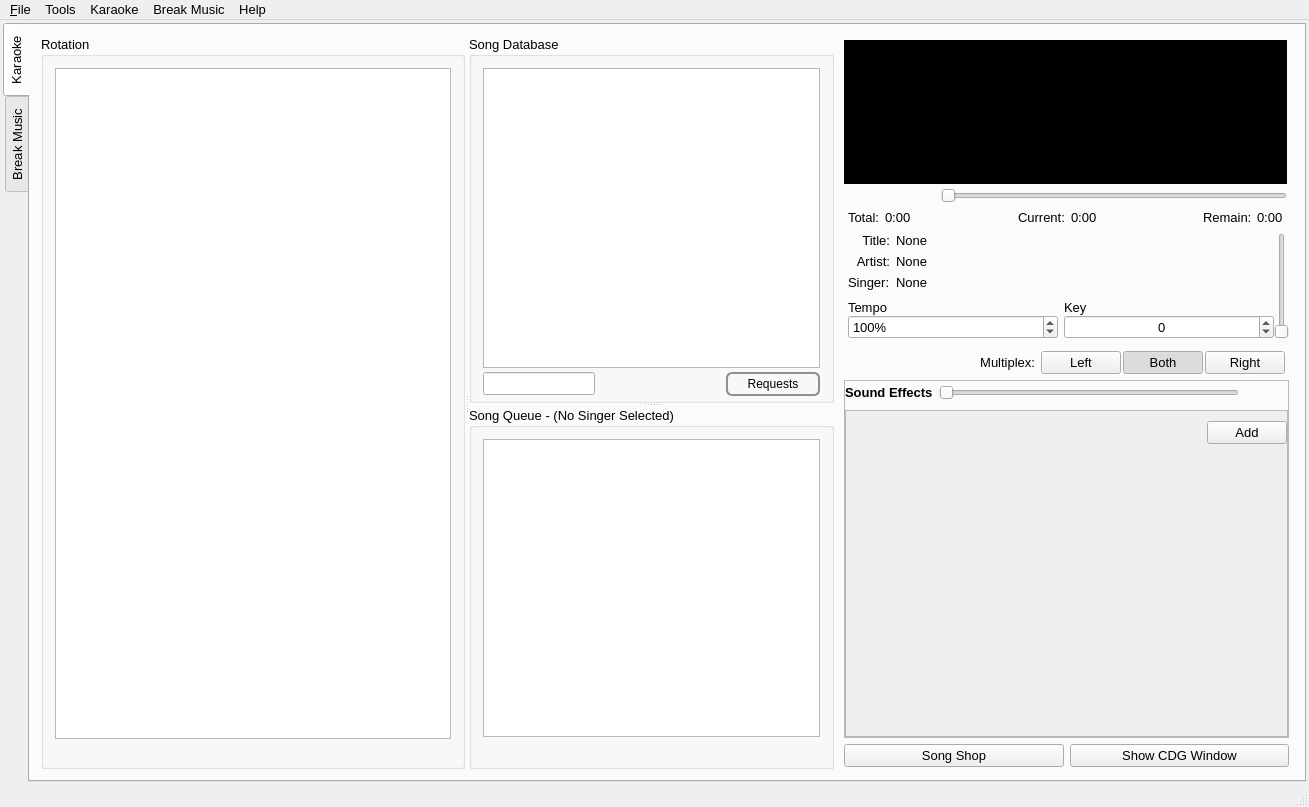
First picture: the form in OpenKJ/mainwindow.ui, repository OpenKJ/OpenKJ, before the edit.
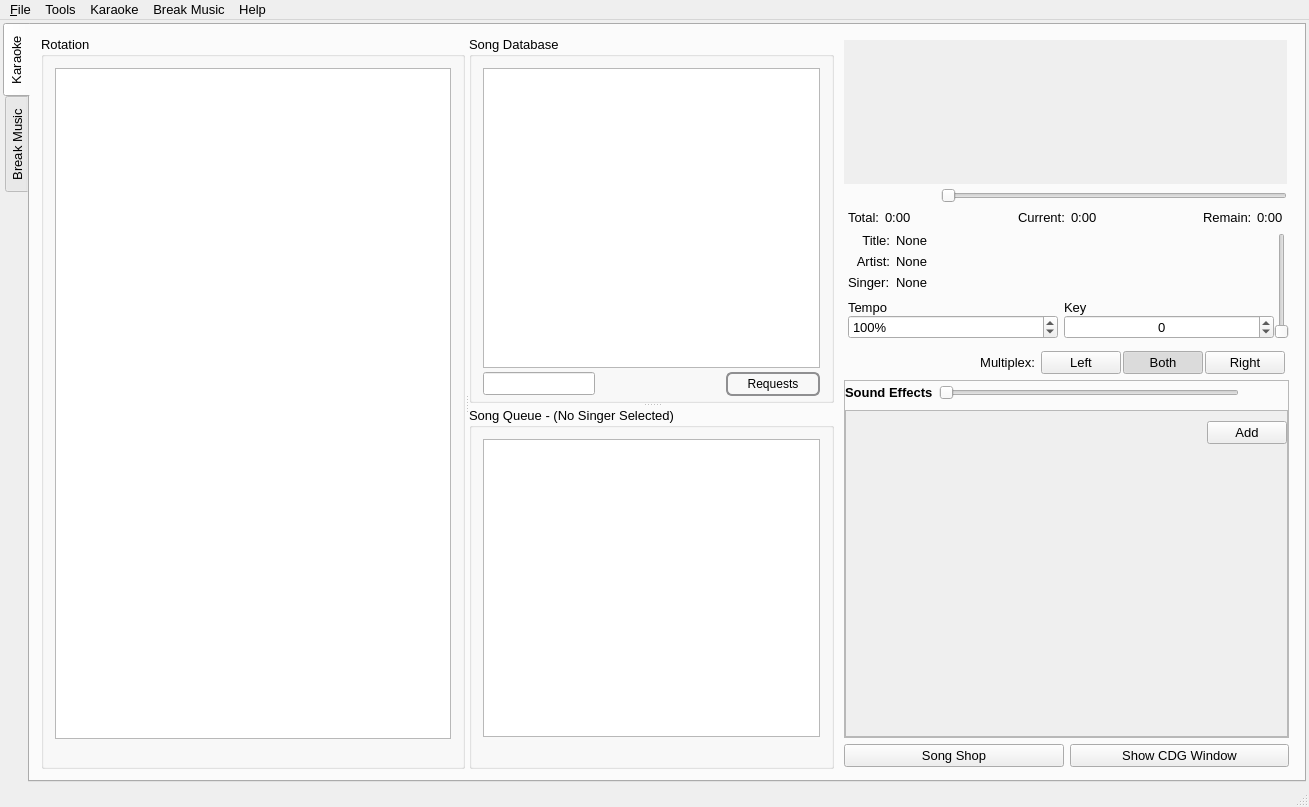
Second picture: the form after the edit. Icons and pictures are not drawn. Custom widgets are drawn as their Qt base class.

Commit message: Remove unsupported pallette definition in old Qt versions

```diff
--- a/OpenKJ/mainwindow.ui
+++ b/OpenKJ/mainwindow.ui
@@ -978,556 +978,6 @@
                   <height>144</height>
                  </size>
                 </property>
-                <property name="palette">
-                 <palette>
-                  <active>
-                   <colorrole role="WindowText">
-                    <brush brushstyle="SolidPattern">
-                     <color alpha="255">
-                      <red>0</red>
-                      <green>0</green>
-                      <blue>0</blue>
-                     </color>
-                    </brush>
-                   </colorrole>
-                   <colorrole role="Button">
-                    <brush brushstyle="SolidPattern">
-                     <color alpha="255">
-                      <red>0</red>
-                      <green>0</green>
-                      <blue>0</blue>
-                     </color>
-                    </brush>
-                   </colorrole>
-                   <colorrole role="Light">
-                    <brush brushstyle="SolidPattern">
-                     <color alpha="255">
-                      <red>0</red>
-                      <green>0</green>
-                      <blue>0</blue>
-                     </color>
-                    </brush>
-                   </colorrole>
-                   <colorrole role="Midlight">
-                    <brush brushstyle="SolidPattern">
-                     <color alpha="255">
-                      <red>0</red>
-                      <green>0</green>
-                      <blue>0</blue>
-                     </color>
-                    </brush>
-                   </colorrole>
-                   <colorrole role="Dark">
-                    <brush brushstyle="SolidPattern">
-                     <color alpha="255">
-                      <red>0</red>
-                      <green>0</green>
-                      <blue>0</blue>
-                     </color>
-                    </brush>
-                   </colorrole>
-                   <colorrole role="Mid">
-                    <brush brushstyle="SolidPattern">
-                     <color alpha="255">
-                      <red>0</red>
-                      <green>0</green>
-                      <blue>0</blue>
-                     </color>
-                    </brush>
-                   </colorrole>
-                   <colorrole role="Text">
-                    <brush brushstyle="SolidPattern">
-                     <color alpha="255">
-                      <red>0</red>
-                      <green>0</green>
-                      <blue>0</blue>
-                     </color>
-                    </brush>
-                   </colorrole>
-                   <colorrole role="BrightText">
-                    <brush brushstyle="SolidPattern">
-                     <color alpha="255">
-                      <red>0</red>
-                      <green>0</green>
-                      <blue>0</blue>
-                     </color>
-                    </brush>
-                   </colorrole>
-                   <colorrole role="ButtonText">
-                    <brush brushstyle="SolidPattern">
-                     <color alpha="255">
-                      <red>0</red>
-                      <green>0</green>
-                      <blue>0</blue>
-                     </color>
-                    </brush>
-                   </colorrole>
-                   <colorrole role="Base">
-                    <brush brushstyle="SolidPattern">
-                     <color alpha="255">
-                      <red>0</red>
-                      <green>0</green>
-                      <blue>0</blue>
-                     </color>
-                    </brush>
-                   </colorrole>
-                   <colorrole role="Window">
-                    <brush brushstyle="SolidPattern">
-                     <color alpha="255">
-                      <red>0</red>
-                      <green>0</green>
-                      <blue>0</blue>
-                     </color>
-                    </brush>
-                   </colorrole>
-                   <colorrole role="Shadow">
-                    <brush brushstyle="SolidPattern">
-                     <color alpha="255">
-                      <red>0</red>
-                      <green>0</green>
-                      <blue>0</blue>
-                     </color>
-                    </brush>
-                   </colorrole>
-                   <colorrole role="Highlight">
-                    <brush brushstyle="SolidPattern">
-                     <color alpha="255">
-                      <red>0</red>
-                      <green>0</green>
-                      <blue>0</blue>
-                     </color>
-                    </brush>
-                   </colorrole>
-                   <colorrole role="HighlightedText">
-                    <brush brushstyle="SolidPattern">
-                     <color alpha="255">
-                      <red>0</red>
-                      <green>0</green>
-                      <blue>0</blue>
-                     </color>
-                    </brush>
-                   </colorrole>
-                   <colorrole role="Link">
-                    <brush brushstyle="SolidPattern">
-                     <color alpha="255">
-                      <red>0</red>
-                      <green>0</green>
-                      <blue>0</blue>
-                     </color>
-                    </brush>
-                   </colorrole>
-                   <colorrole role="LinkVisited">
-                    <brush brushstyle="SolidPattern">
-                     <color alpha="255">
-                      <red>0</red>
-                      <green>0</green>
-                      <blue>0</blue>
-                     </color>
-                    </brush>
-                   </colorrole>
-                   <colorrole role="AlternateBase">
-                    <brush brushstyle="SolidPattern">
-                     <color alpha="255">
-                      <red>0</red>
-                      <green>0</green>
-                      <blue>0</blue>
-                     </color>
-                    </brush>
-                   </colorrole>
-                   <colorrole role="ToolTipBase">
-                    <brush brushstyle="SolidPattern">
-                     <color alpha="255">
-                      <red>0</red>
-                      <green>0</green>
-                      <blue>0</blue>
-                     </color>
-                    </brush>
-                   </colorrole>
-                   <colorrole role="ToolTipText">
-                    <brush brushstyle="SolidPattern">
-                     <color alpha="255">
-                      <red>0</red>
-                      <green>0</green>
-                      <blue>0</blue>
-                     </color>
-                    </brush>
-                   </colorrole>
-                   <colorrole role="PlaceholderText">
-                    <brush brushstyle="NoBrush">
-                     <color alpha="128">
-                      <red>0</red>
-                      <green>0</green>
-                      <blue>0</blue>
-                     </color>
-                    </brush>
-                   </colorrole>
-                  </active>
-                  <inactive>
-                   <colorrole role="WindowText">
-                    <brush brushstyle="SolidPattern">
-                     <color alpha="255">
-                      <red>0</red>
-                      <green>0</green>
-                      <blue>0</blue>
-                     </color>
-                    </brush>
-                   </colorrole>
-                   <colorrole role="Button">
-                    <brush brushstyle="SolidPattern">
-                     <color alpha="255">
-                      <red>0</red>
-                      <green>0</green>
-                      <blue>0</blue>
-                     </color>
-                    </brush>
-                   </colorrole>
-                   <colorrole role="Light">
-                    <brush brushstyle="SolidPattern">
-                     <color alpha="255">
-                      <red>0</red>
-                      <green>0</green>
-                      <blue>0</blue>
-                     </color>
-                    </brush>
-                   </colorrole>
-                   <colorrole role="Midlight">
-                    <brush brushstyle="SolidPattern">
-                     <color alpha="255">
-                      <red>0</red>
-                      <green>0</green>
-                      <blue>0</blue>
-                     </color>
-                    </brush>
-                   </colorrole>
-                   <colorrole role="Dark">
-                    <brush brushstyle="SolidPattern">
-                     <color alpha="255">
-                      <red>0</red>
-                      <green>0</green>
-                      <blue>0</blue>
-                     </color>
-                    </brush>
-                   </colorrole>
-                   <colorrole role="Mid">
-                    <brush brushstyle="SolidPattern">
-                     <color alpha="255">
-                      <red>0</red>
-                      <green>0</green>
-                      <blue>0</blue>
-                     </color>
-                    </brush>
-                   </colorrole>
-                   <colorrole role="Text">
-                    <brush brushstyle="SolidPattern">
-                     <color alpha="255">
-                      <red>0</red>
-                      <green>0</green>
-                      <blue>0</blue>
-                     </color>
-                    </brush>
-                   </colorrole>
-                   <colorrole role="BrightText">
-                    <brush brushstyle="SolidPattern">
-                     <color alpha="255">
-                      <red>0</red>
-                      <green>0</green>
-                      <blue>0</blue>
-                     </color>
-                    </brush>
-                   </colorrole>
-                   <colorrole role="ButtonText">
-                    <brush brushstyle="SolidPattern">
-                     <color alpha="255">
-                      <red>0</red>
-                      <green>0</green>
-                      <blue>0</blue>
-                     </color>
-                    </brush>
-                   </colorrole>
-                   <colorrole role="Base">
-                    <brush brushstyle="SolidPattern">
-                     <color alpha="255">
-                      <red>0</red>
-                      <green>0</green>
-                      <blue>0</blue>
-                     </color>
-                    </brush>
-                   </colorrole>
-                   <colorrole role="Window">
-                    <brush brushstyle="SolidPattern">
-                     <color alpha="255">
-                      <red>0</red>
-                      <green>0</green>
-                      <blue>0</blue>
-                     </color>
-                    </brush>
-                   </colorrole>
-                   <colorrole role="Shadow">
-                    <brush brushstyle="SolidPattern">
-                     <color alpha="255">
-                      <red>0</red>
-                      <green>0</green>
-                      <blue>0</blue>
-                     </color>
-                    </brush>
-                   </colorrole>
-                   <colorrole role="Highlight">
-                    <brush brushstyle="SolidPattern">
-                     <color alpha="255">
-                      <red>0</red>
-                      <green>0</green>
-                      <blue>0</blue>
-                     </color>
-                    </brush>
-                   </colorrole>
-                   <colorrole role="HighlightedText">
-                    <brush brushstyle="SolidPattern">
-                     <color alpha="255">
-                      <red>0</red>
-                      <green>0</green>
-                      <blue>0</blue>
-                     </color>
-                    </brush>
-                   </colorrole>
-                   <colorrole role="Link">
-                    <brush brushstyle="SolidPattern">
-                     <color alpha="255">
-                      <red>0</red>
-                      <green>0</green>
-                      <blue>0</blue>
-                     </color>
-                    </brush>
-                   </colorrole>
-                   <colorrole role="LinkVisited">
-                    <brush brushstyle="SolidPattern">
-                     <color alpha="255">
-                      <red>0</red>
-                      <green>0</green>
-                      <blue>0</blue>
-                     </color>
-                    </brush>
-                   </colorrole>
-                   <colorrole role="AlternateBase">
-                    <brush brushstyle="SolidPattern">
-                     <color alpha="255">
-                      <red>0</red>
-                      <green>0</green>
-                      <blue>0</blue>
-                     </color>
-                    </brush>
-                   </colorrole>
-                   <colorrole role="ToolTipBase">
-                    <brush brushstyle="SolidPattern">
-                     <color alpha="255">
-                      <red>0</red>
-                      <green>0</green>
-                      <blue>0</blue>
-                     </color>
-                    </brush>
-                   </colorrole>
-                   <colorrole role="ToolTipText">
-                    <brush brushstyle="SolidPattern">
-                     <color alpha="255">
-                      <red>0</red>
-                      <green>0</green>
-                      <blue>0</blue>
-                     </color>
-                    </brush>
-                   </colorrole>
-                   <colorrole role="PlaceholderText">
-                    <brush brushstyle="NoBrush">
-                     <color alpha="128">
-                      <red>0</red>
-                      <green>0</green>
-                      <blue>0</blue>
-                     </color>
-                    </brush>
-                   </colorrole>
-                  </inactive>
-                  <disabled>
-                   <colorrole role="WindowText">
-                    <brush brushstyle="SolidPattern">
-                     <color alpha="255">
-                      <red>0</red>
-                      <green>0</green>
-                      <blue>0</blue>
-                     </color>
-                    </brush>
-                   </colorrole>
-                   <colorrole role="Button">
-                    <brush brushstyle="SolidPattern">
-                     <color alpha="255">
-                      <red>0</red>
-                      <green>0</green>
-                      <blue>0</blue>
-                     </color>
-                    </brush>
-                   </colorrole>
-                   <colorrole role="Light">
-                    <brush brushstyle="SolidPattern">
-                     <color alpha="255">
-                      <red>0</red>
-                      <green>0</green>
-                      <blue>0</blue>
-                     </color>
-                    </brush>
-                   </colorrole>
-                   <colorrole role="Midlight">
-                    <brush brushstyle="SolidPattern">
-                     <color alpha="255">
-                      <red>0</red>
-                      <green>0</green>
-                      <blue>0</blue>
-                     </color>
-                    </brush>
-                   </colorrole>
-                   <colorrole role="Dark">
-                    <brush brushstyle="SolidPattern">
-                     <color alpha="255">
-                      <red>0</red>
-                      <green>0</green>
-                      <blue>0</blue>
-                     </color>
-                    </brush>
-                   </colorrole>
-                   <colorrole role="Mid">
-                    <brush brushstyle="SolidPattern">
-                     <color alpha="255">
-                      <red>0</red>
-                      <green>0</green>
-                      <blue>0</blue>
-                     </color>
-                    </brush>
-                   </colorrole>
-                   <colorrole role="Text">
-                    <brush brushstyle="SolidPattern">
-                     <color alpha="255">
-                      <red>0</red>
-                      <green>0</green>
-                      <blue>0</blue>
-                     </color>
-                    </brush>
-                   </colorrole>
-                   <colorrole role="BrightText">
-                    <brush brushstyle="SolidPattern">
-                     <color alpha="255">
-                      <red>0</red>
-                      <green>0</green>
-                      <blue>0</blue>
-                     </color>
-                    </brush>
-                   </colorrole>
-                   <colorrole role="ButtonText">
-                    <brush brushstyle="SolidPattern">
-                     <color alpha="255">
-                      <red>0</red>
-                      <green>0</green>
-                      <blue>0</blue>
-                     </color>
-                    </brush>
-                   </colorrole>
-                   <colorrole role="Base">
-                    <brush brushstyle="SolidPattern">
-                     <color alpha="255">
-                      <red>0</red>
-                      <green>0</green>
-                      <blue>0</blue>
-                     </color>
-                    </brush>
-                   </colorrole>
-                   <colorrole role="Window">
-                    <brush brushstyle="SolidPattern">
-                     <color alpha="255">
-                      <red>0</red>
-                      <green>0</green>
-                      <blue>0</blue>
-                     </color>
-                    </brush>
-                   </colorrole>
-                   <colorrole role="Shadow">
-                    <brush brushstyle="SolidPattern">
-                     <color alpha="255">
-                      <red>0</red>
-                      <green>0</green>
-                      <blue>0</blue>
-                     </color>
-                    </brush>
-                   </colorrole>
-                   <colorrole role="Highlight">
-                    <brush brushstyle="SolidPattern">
-                     <color alpha="255">
-                      <red>217</red>
-                      <green>217</green>
-                      <blue>217</blue>
-                     </color>
-                    </brush>
-                   </colorrole>
-                   <colorrole role="HighlightedText">
-                    <brush brushstyle="SolidPattern">
-                     <color alpha="255">
-                      <red>0</red>
-                      <green>0</green>
-                      <blue>0</blue>
-                     </color>
-                    </brush>
-                   </colorrole>
-                   <colorrole role="Link">
-                    <brush brushstyle="SolidPattern">
-                     <color alpha="255">
-                      <red>0</red>
-                      <green>0</green>
-                      <blue>0</blue>
-                     </color>
-                    </brush>
-                   </colorrole>
-                   <colorrole role="LinkVisited">
-                    <brush brushstyle="SolidPattern">
-                     <color alpha="255">
-                      <red>0</red>
-                      <green>0</green>
-                      <blue>0</blue>
-                     </color>
-                    </brush>
-                   </colorrole>
-                   <colorrole role="AlternateBase">
-                    <brush brushstyle="SolidPattern">
-                     <color alpha="255">
-                      <red>0</red>
-                      <green>0</green>
-                      <blue>0</blue>
-                     </color>
-                    </brush>
-                   </colorrole>
-                   <colorrole role="ToolTipBase">
-                    <brush brushstyle="SolidPattern">
-                     <color alpha="255">
-                      <red>0</red>
-                      <green>0</green>
-                      <blue>0</blue>
-                     </color>
-                    </brush>
-                   </colorrole>
-                   <colorrole role="ToolTipText">
-                    <brush brushstyle="SolidPattern">
-                     <color alpha="255">
-                      <red>0</red>
-                      <green>0</green>
-                      <blue>0</blue>
-                     </color>
-                    </brush>
-                   </colorrole>
-                   <colorrole role="PlaceholderText">
-                    <brush brushstyle="NoBrush">
-                     <color alpha="128">
-                      <red>0</red>
-                      <green>0</green>
-                      <blue>0</blue>
-                     </color>
-                    </brush>
-                   </colorrole>
-                  </disabled>
-                 </palette>
-                </property>
                 <property name="autoFillBackground">
                  <bool>true</bool>
                 </property>
```
